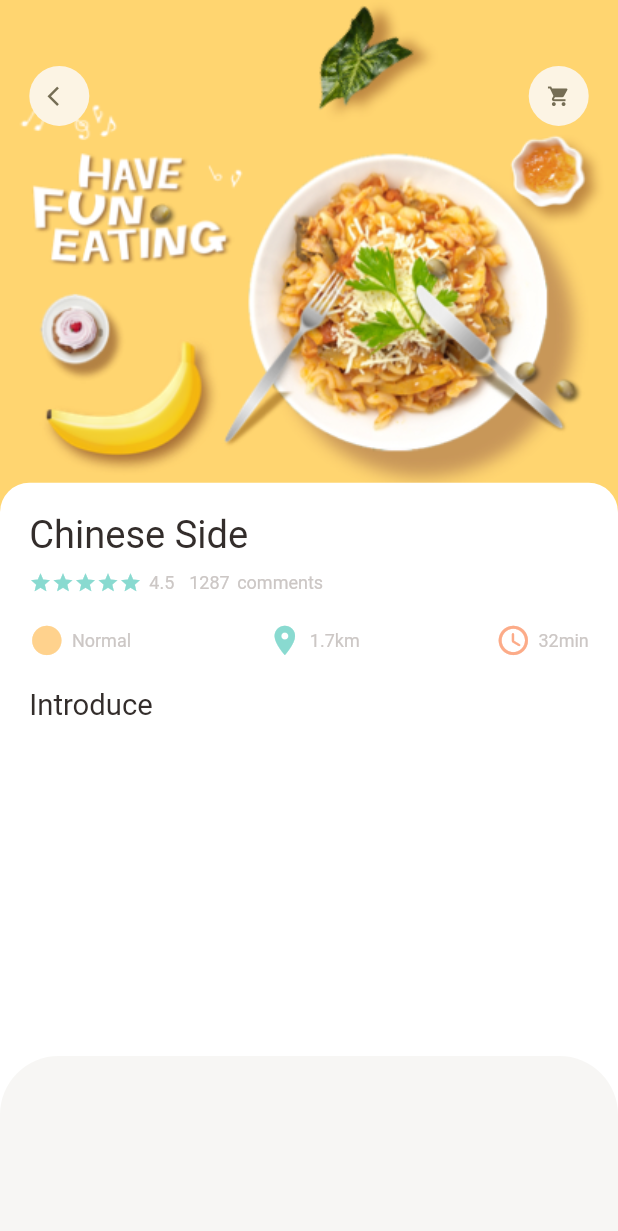
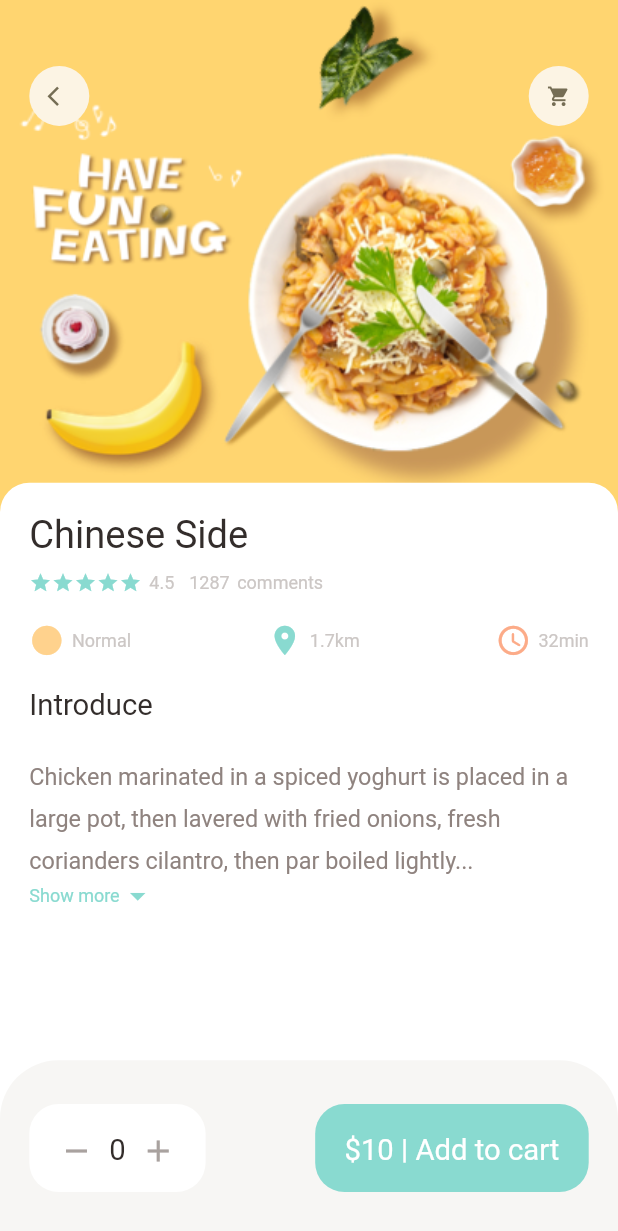
Before and after one commit to MINGSHENG1998/flutter_ecom_app, a Flutter app: the PopularFoodDetail screen opened directly, on a phone screen of 412 x 824 dp. Shown: the top 1231 px of the screen. Run offline on Flutter 3.47's test engine with Material 2 defaults, Android fonts, the phone set to English and light mode, and no system bars; our stand-ins replace dots_indicator, get.

Commit message:
complete food detail page

```diff
--- a/lib/main.dart
+++ b/lib/main.dart
@@ -1,4 +1,3 @@
-import 'package:flutter_ecom_app/pages/food/popular_food_detail.dart';
 import 'package:get/get.dart';
 import 'package:flutter/material.dart';
 import 'package:flutter_ecom_app/pages/home/main_food_page.dart';
@@ -20,7 +19,7 @@ class MyApp extends StatelessWidget {
       theme: ThemeData(
         primarySwatch: Colors.blue,
       ),
-      home:PopularFoodDetail(),
+      home:MainFoodPage(),
     );
   }
 }
--- a/lib/pages/food/popular_food_detail.dart
+++ b/lib/pages/food/popular_food_detail.dart
@@ -5,6 +5,7 @@ import 'package:flutter_ecom_app/utils/dimensions.dart';
 import 'package:flutter_ecom_app/widgets/app_column.dart';
 import 'package:flutter_ecom_app/widgets/app_icon.dart';
 import 'package:flutter_ecom_app/widgets/big_text.dart';
+import 'package:flutter_ecom_app/widgets/expandable_text.dart';
 import 'package:flutter_ecom_app/widgets/icon_and_text_widget.dart';
 import 'package:flutter_ecom_app/widgets/small_text.dart';
 
@@ -17,6 +18,7 @@ class PopularFoodDetail extends StatelessWidget {
       backgroundColor: Colors.white,
       body: Stack(
         children: [
+          //Food Img
           Positioned(
               left: 0,
               right: 0,
@@ -28,6 +30,7 @@ class PopularFoodDetail extends StatelessWidget {
                         fit: BoxFit.cover,
                         image: AssetImage("assets/image/food0.png"))),
               )),
+          //Top Buttons
           Positioned(
               top: Dimensions.height45,
               left: Dimensions.width20,
@@ -39,6 +42,7 @@ class PopularFoodDetail extends StatelessWidget {
                   AppIcon(icon: Icons.shopping_cart)
                 ],
               )),
+          //Food Basic Info
           Positioned(
             top: Dimensions.popularFoodImgSize - 20,
             left: 0,
@@ -64,15 +68,25 @@ class PopularFoodDetail extends StatelessWidget {
                   SizedBox(
                     height: Dimensions.height20,
                   ),
-                  BigText(text: "Introduce")
+                  BigText(text: "Introduce"),
+                  SizedBox(
+                    height: Dimensions.height20,
+                  ),
+                  Expanded(
+                    child: SingleChildScrollView(
+                      child: ExpandableText(
+                          text:
+                              "Chicken marinated in a spiced yoghurt is placed in a large pot, then lavered with fried onions, fresh corianders cilantro, then par boiled lightly spiced rice"),
+                    ),
+                  ),
                 ],
               ),
             ),
-          )
+          ),
         ],
       ),
       bottomNavigationBar: Container(
-        height: 120,
+        height: Dimensions.bottomHeightBar,
         padding: EdgeInsets.only(
           top: Dimensions.height30,
           bottom: Dimensions.height30,
@@ -80,12 +94,60 @@ class PopularFoodDetail extends StatelessWidget {
           right: Dimensions.width20,
         ),
         decoration: BoxDecoration(
-          color: AppColors.buttonBackgroundColor,
-          borderRadius: BorderRadius.only(
-            topLeft: Radius.circular(Dimensions.radius20*2),
-            topRight: Radius.circular(Dimensions.radius20*2),
-          )
-        ),
+            color: AppColors.buttonBackgroundColor,
+            borderRadius: BorderRadius.only(
+              topLeft: Radius.circular(Dimensions.radius20 * 2),
+              topRight: Radius.circular(Dimensions.radius20 * 2),
+            )),
+        child:
+            Row(mainAxisAlignment: MainAxisAlignment.spaceBetween, children: [
+          Container(
+            padding: EdgeInsets.only(
+              top: Dimensions.height20,
+              bottom: Dimensions.height20,
+              left: Dimensions.width20,
+              right: Dimensions.width20,
+            ),
+            decoration: BoxDecoration(
+                borderRadius: BorderRadius.circular(Dimensions.radius20),
+                color: Colors.white),
+            child: Row(
+              mainAxisAlignment: MainAxisAlignment.spaceEvenly,
+              children: [
+                Icon(
+                  Icons.remove,
+                  color: AppColors.signColor,
+                ),
+                SizedBox(
+                  width: Dimensions.width10,
+                ),
+                BigText(text: "0"),
+                SizedBox(
+                  width: Dimensions.width10,
+                ),
+                Icon(
+                  Icons.add,
+                  color: AppColors.signColor,
+                ),
+              ],
+            ),
+          ),
+          Container(
+            padding: EdgeInsets.only(
+              top: Dimensions.height20,
+              bottom: Dimensions.height20,
+              left: Dimensions.width20,
+              right: Dimensions.width20,
+            ),
+            decoration: BoxDecoration(
+                borderRadius: BorderRadius.circular(Dimensions.radius20),
+                color: AppColors.mainColor),
+            child: BigText(
+              text: "\$10 | Add to cart",
+              color: Colors.white,
+            ),
+          ),
+        ]),
       ),
     );
   }
--- a/lib/utils/dimensions.dart
+++ b/lib/utils/dimensions.dart
@@ -8,6 +8,7 @@ class Dimensions{
   static double pageViewTextContainer = screenHeight/7.03;
 
   //dynamic height padding and margin
+  static double height5 = screenHeight/168.8;
   static double height10 = screenHeight/84.4;
   static double height15 = screenHeight/56.27;
   static double height20 = screenHeight/42.2;
@@ -15,6 +16,7 @@ class Dimensions{
   static double height45 = screenHeight/18.76;
 
   //dynamic width padding and margin
+  static double width5 = screenHeight/168.8;
   static double width10 = screenHeight/84.4;
   static double width15 = screenHeight/56.27;
   static double width20 = screenHeight/42.2;
@@ -22,6 +24,7 @@ class Dimensions{
   static double width45 = screenHeight/18.76;
 
   //font Size
+  static double font16 = screenHeight/52.75;
   static double font20 = screenHeight/42.2;
   static double font26 = screenHeight/32.46;
 
@@ -40,4 +43,7 @@ class Dimensions{
 
   //popular food
   static double popularFoodImgSize = screenHeight/2.41;
+
+  //bottom height
+  static double bottomHeightBar = screenHeight/7.03;
 }
--- /dev/null
+++ b/lib/widgets/expandable_text.dart
@@ -0,0 +1,81 @@
+import 'package:flutter/material.dart';
+import 'package:flutter/widgets.dart';
+import 'package:flutter_ecom_app/utils/colors.dart';
+import 'package:flutter_ecom_app/utils/dimensions.dart';
+import 'package:flutter_ecom_app/widgets/small_text.dart';
+
+class ExpandableText extends StatefulWidget {
+  final String text;
+  ExpandableText({Key? key, required this.text}) : super(key: key);
+
+  @override
+  State<ExpandableText> createState() => _ExpandableTextState();
+}
+
+class _ExpandableTextState extends State<ExpandableText> {
+  late String firstHalf;
+  late String secondHalf;
+
+  bool hiddenText = true;
+
+  double textHeight = Dimensions.screenHeight / 5.63;
+
+  @override
+  void initState() {
+    super.initState();
+    if (widget.text.length > textHeight) {
+      firstHalf = widget.text.substring(0, textHeight.toInt());
+      secondHalf =
+          widget.text.substring(textHeight.toInt(), widget.text.length);
+    } else {
+      firstHalf = widget.text;
+      secondHalf = "";
+    }
+  }
+
+  @override
+  Widget build(BuildContext context) {
+    return Container(
+      child: secondHalf.isEmpty
+          ? SmallText(
+              height: 1.8,
+              text: firstHalf,
+              size: Dimensions.font16,
+              color: AppColors.paraColor,
+            )
+          : Column(
+              children: [
+                SmallText(
+                  height: 1.8,
+                  text: hiddenText
+                      ? (firstHalf + "...")
+                      : (firstHalf + secondHalf),
+                  size: Dimensions.font16,
+                  color: AppColors.paraColor,
+                ),
+                InkWell(
+                  onTap: () {
+                    setState(() {
+                      hiddenText = !hiddenText;
+                    });
+                  },
+                  child: Row(
+                    children: [
+                      SmallText(
+                        text: hiddenText ? "Show more" : "Show less",
+                        color: AppColors.mainColor,
+                      ),
+                      Icon(
+                        hiddenText
+                            ? Icons.arrow_drop_down
+                            : Icons.arrow_drop_up,
+                        color: AppColors.mainColor,
+                      )
+                    ],
+                  ),
+                ),
+              ],
+            ),
+    );
+  }
+}
--- a/lib/widgets/small_text.dart
+++ b/lib/widgets/small_text.dart
@@ -19,7 +19,6 @@ class SmallText extends StatelessWidget {
   Widget build(BuildContext context) {
     return Text(
       text,
-      maxLines: 1,
       style: TextStyle(
           fontFamily: "Roboto", color: color, fontSize: size, height: height),
     );
```
